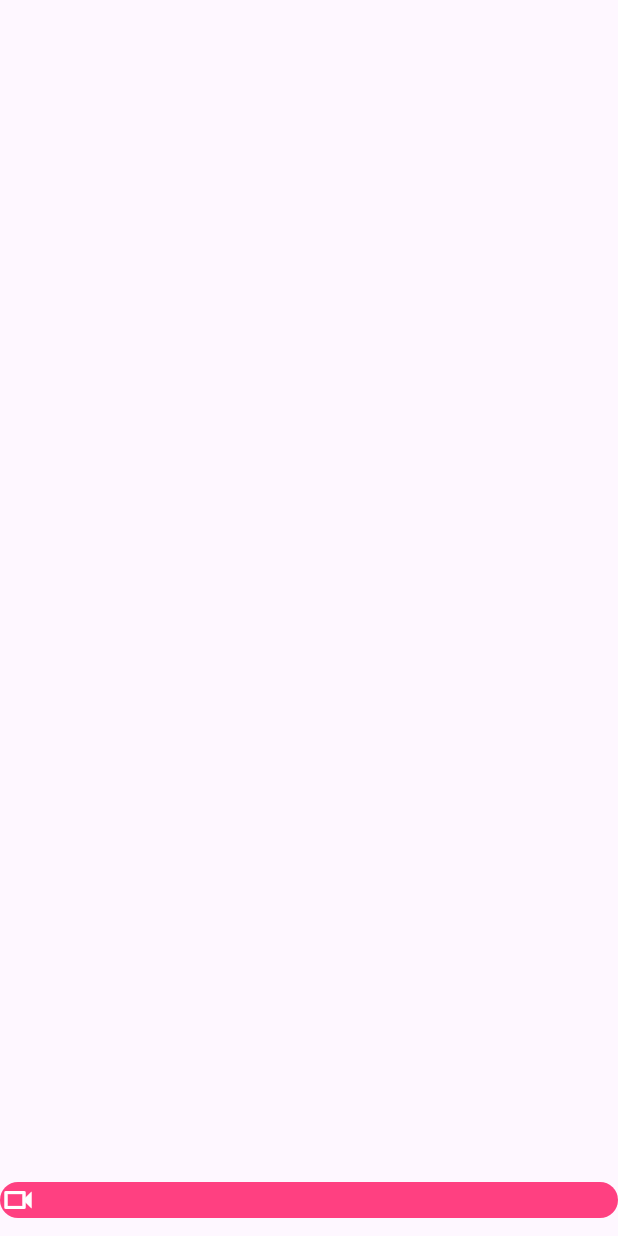
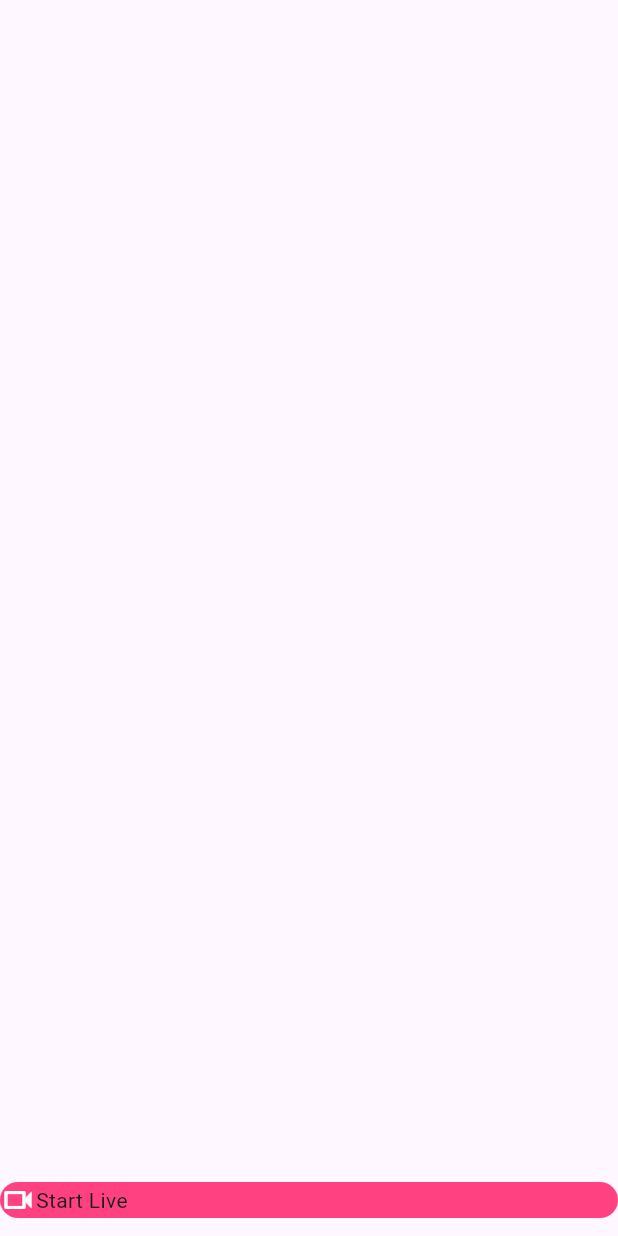
Before and after one commit to JAICHANGPARK/flutter_notebook_chapter_43, a Flutter app: the AiVideoHomePage screen opened directly, on a phone screen of 412 x 824 dp. Run offline on Flutter 3.47's test engine with Material 3 defaults, Android fonts, the phone set to English and light mode, and no system bars; our stand-ins replace gap, hugeicons, percent_indicator.

Commit message:
Update ai_video_home_page.dart

```diff
--- a/lib/ep2181_ai_video_chat_app/ui/ai_video_home_page.dart
+++ b/lib/ep2181_ai_video_chat_app/ui/ai_video_home_page.dart
@@ -33,7 +33,13 @@ class _AiVideoHomePageState extends State<AiVideoHomePage> {
                     ),
                     child: Row(
                       children: [
-                        Icon(Icons.videocam_outlined,color: Colors.white,)
+                        Icon(
+                          Icons.videocam_outlined,
+                          color: Colors.white,
+                        ),
+                        Text(
+                          "Start Live",
+                        )
                       ],
                     ),
                   )
```
